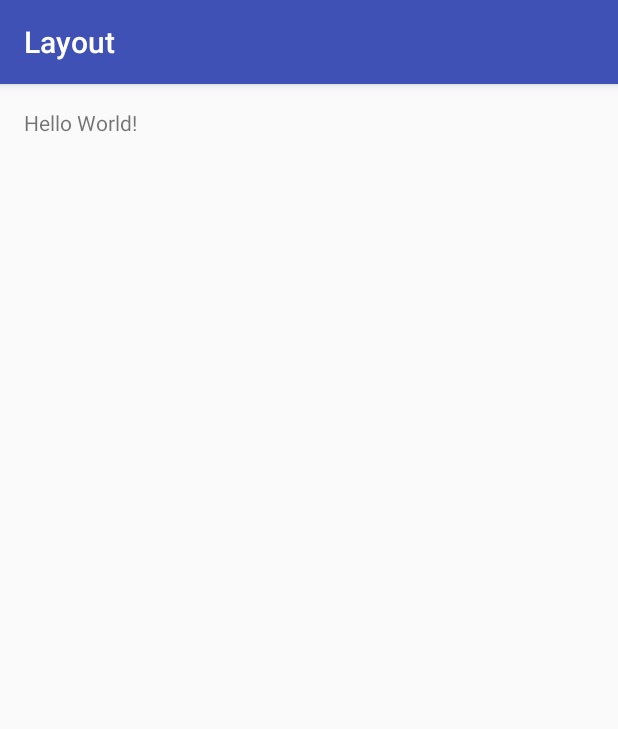
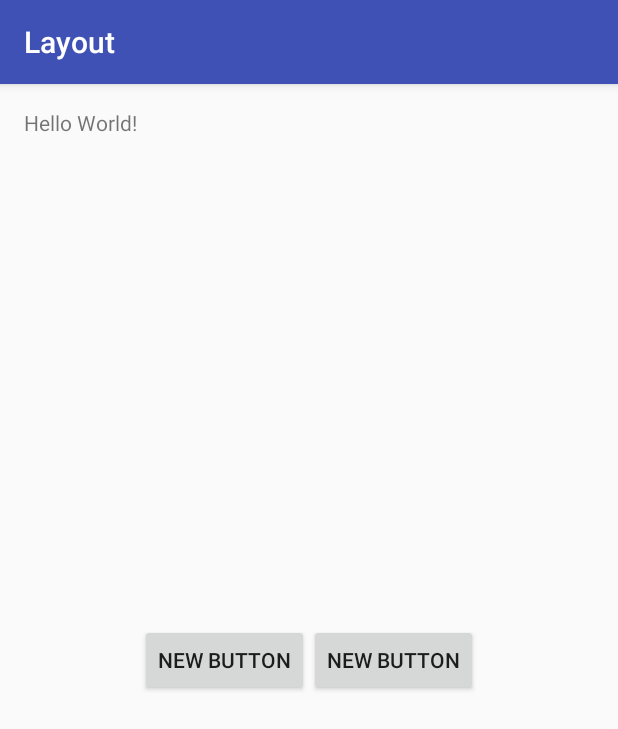
Before and after one commit to cenkerdemir/UdemyAndroid, an Android app: the screen it shows after launch (MainActivity), on a phone screen of 412 x 824 dp. Shown: the top 729 px of the screen. Run offline under Robolectric (Android 15) with nearby library versions, the phone set to English and light mode, and no system bars.

Commit message:
layout and buttons added

```diff
--- a/Layout/app/src/main/res/layout/activity_main.xml
+++ b/Layout/app/src/main/res/layout/activity_main.xml
@@ -13,5 +13,32 @@
     <TextView
         android:layout_width="wrap_content"
         android:layout_height="wrap_content"
-        android:text="Hello World!" />
+        android:text="Hello World!"
+        android:id="@+id/helloWorld" />
+
+    <LinearLayout
+        android:orientation="horizontal"
+        android:layout_width="wrap_content"
+        android:layout_height="wrap_content"
+        android:layout_centerVertical="true"
+        android:layout_centerHorizontal="true">
+
+        <Button
+            android:text="New Button"
+            android:layout_width="wrap_content"
+            android:layout_height="wrap_content"
+            android:id="@+id/button4"
+            android:layout_weight="1"
+            tools:ignore="ButtonStyle" />
+
+        <Button
+            android:text="New Button"
+            android:layout_width="wrap_content"
+            android:layout_height="wrap_content"
+            android:id="@+id/button3"
+            android:layout_weight="1"
+            tools:ignore="ButtonStyle,HardcodedText" />
+    </LinearLayout>
+
+
 </RelativeLayout>
--- a/Layout/app/src/main/res/values/strings.xml
+++ b/Layout/app/src/main/res/values/strings.xml
@@ -1,3 +1,5 @@
 <resources>
     <string name="app_name">Layout</string>
+    <string name="newbutton2">NewButton2</string>
+    <string name="button">Button</string>
 </resources>
```
